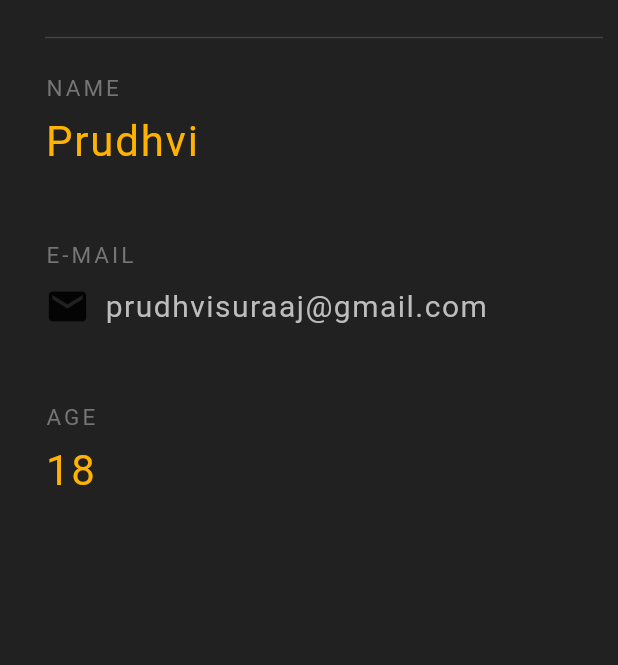
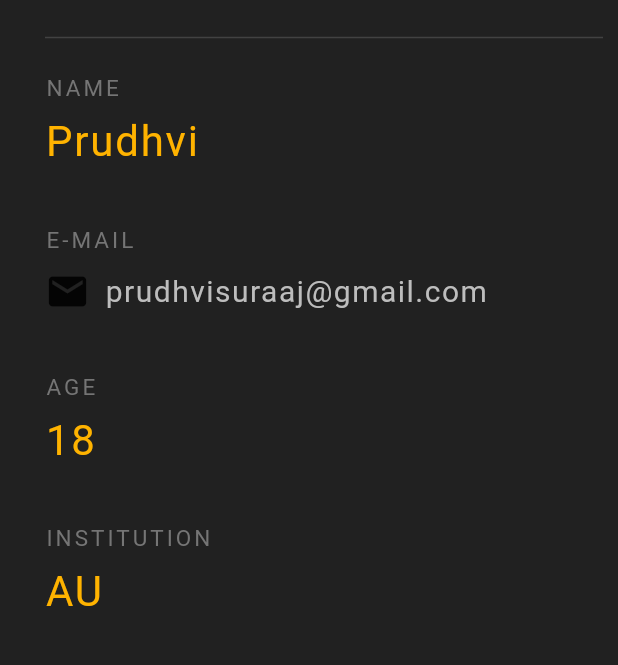
Before and after one commit to GPSxtreme/idee_flutterApp, a Flutter app: the screen it shows after launch, on a phone screen of 412 x 824 dp, the part 324-989 px from its top. Run offline on Flutter 3.47's test engine with Material 2 defaults, Android fonts, the phone set to English and light mode, and no system bars.

Commit message:
Update main.dart

```diff
--- a/lib/main.dart
+++ b/lib/main.dart
@@ -37,7 +37,7 @@ class MainApp extends StatelessWidget {
             Text('NAME', style: TextStyle(fontSize: 15,fontWeight: FontWeight.w400,color: Colors.grey.shade600,letterSpacing: 2),),
             SizedBox(height: 10,),
             Text('Prudhvi', style: TextStyle(fontSize: 28,fontWeight: FontWeight.w400,color: Colors.amber.shade600,letterSpacing: 1.2),),
-            SizedBox(height: 50,),
+            SizedBox(height: 40,),
             Text('E-MAIL', style: TextStyle(fontSize: 15,fontWeight: FontWeight.w400,color: Colors.grey.shade600,letterSpacing: 2),),
             SizedBox(height: 10,),
             Row(
@@ -47,12 +47,14 @@ class MainApp extends StatelessWidget {
                 Text('prudhvisuraaj@gmail.com',style: TextStyle(fontSize: 20,fontWeight: FontWeight.w400,color: Colors.grey.shade400,letterSpacing: 1),)
               ],
             ),
-            SizedBox(height: 50,),
+            SizedBox(height: 40,),
             Text('AGE', style: TextStyle(fontSize: 15,fontWeight: FontWeight.w400,color: Colors.grey.shade600,letterSpacing: 2),),
             SizedBox(height: 10,),
             Text('18', style: TextStyle(fontSize: 28,fontWeight: FontWeight.w400,color: Colors.amber.shade600,letterSpacing: 1.2),),
-
-
+            SizedBox(height: 40,),
+            Text('INSTITUTION', style: TextStyle(fontSize: 15,fontWeight: FontWeight.w400,color: Colors.grey.shade600,letterSpacing: 2),),
+            SizedBox(height: 10,),
+            Text('AU', style: TextStyle(fontSize: 28,fontWeight: FontWeight.w400,color: Colors.amber.shade600,letterSpacing: 1.2),),
 
           ],
         ),
```
